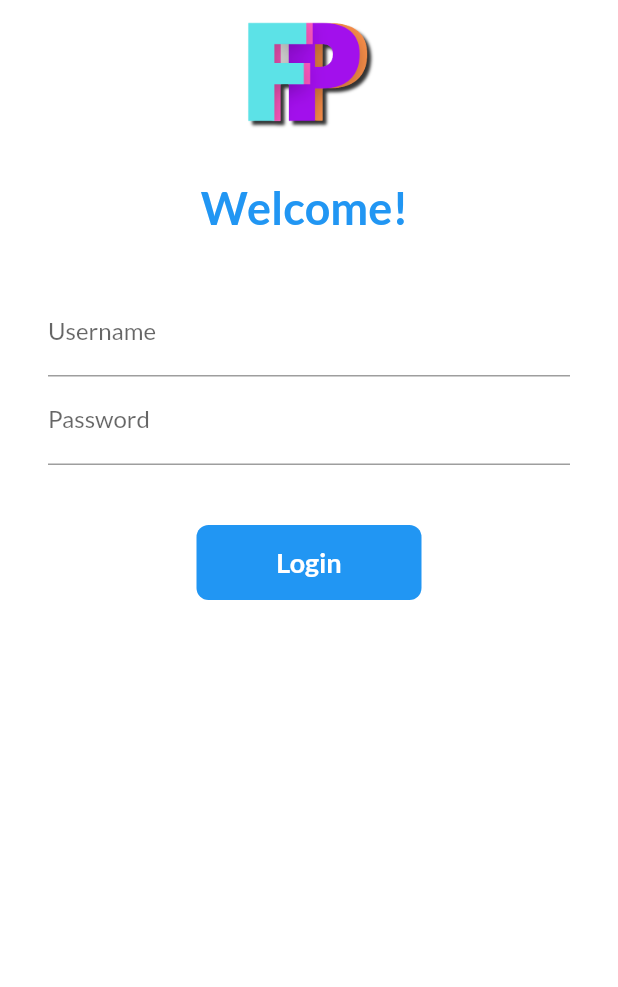
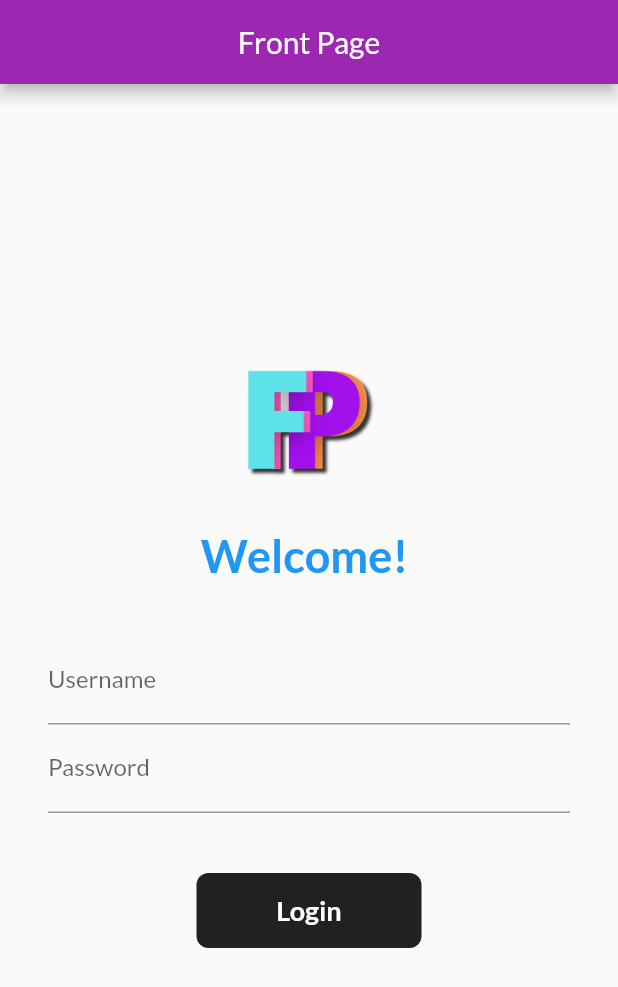
Before and after one commit to punitpalial/flutterpractice, a Flutter app: the screen it shows after launch, on a phone screen of 412 x 824 dp. Shown: the top 987 px of the screen. Run offline on Flutter 3.47's test engine with Material 2 defaults, Android fonts, the phone set to English and light mode, and no system bars; our stand-ins replace google_fonts.

Commit message:
day8completed

```diff
--- a/lib/pages/loginpage.dart
+++ b/lib/pages/loginpage.dart
@@ -10,11 +10,34 @@
   String name = "";
   bool changeButton = false;
 
+  final _formKey = GlobalKey<FormState>();
+
+  moveToHome(BuildContext context) async {
+    if (_formKey.currentState!.validate()) {
+      setState(() {
+        changeButton = true;
+      });
+
+      await Future.delayed(Duration(milliseconds: 420));
+      await Navigator.pushNamed(context, MyRoutes.homeRoute);
+      setState(() {
+        changeButton = false;
+      });
+    }
+  }
+
   @override
   Widget build(BuildContext context) {
-    return Material(
-      color: Colors.white,
+    return Scaffold(
+      appBar: AppBar(
+        title: Text("Front Page"),
+        centerTitle: true,
+      ),
+      //color: Colors.white,
+      body: Center(
         child: SingleChildScrollView(
+          child: Form(
+            key: _formKey,
             child: Column(
               children: [
                 Image.asset(
@@ -37,8 +60,8 @@
                   height: 20.0,
                 ),
                 Padding(
-              padding:
-                  const EdgeInsets.symmetric(vertical: 16.0, horizontal: 32.0),
+                  padding: const EdgeInsets.symmetric(
+                      vertical: 16.0, horizontal: 32.0),
                   child: Column(
                     children: [
                       TextFormField(
@@ -46,6 +69,13 @@
                           hintText: "Enter Username",
                           labelText: "Username",
                         ),
+                        validator: (value) {
+                          if (value!.isEmpty) {
+                            return "Username cannot be empty";
+                          }
+
+                          return null;
+                        },
                         onChanged: (value) {
                           name = value;
                           setState(() {});
@@ -57,20 +87,25 @@
                           hintText: "Enter Password",
                           labelText: "Password",
                         ),
+                        validator: (value) {
+                          if (value!.isEmpty) {
+                            return "Password cannot be empty";
+                          } else if (value.length < 6) {
+                            return "Password length should be atleast 6";
+                          }
+
+                          return null;
+                        },
                       ),
                       SizedBox(
                         height: 40.0,
                       ),
-
-                  InkWell(
-                    onTap: () async {
-                      setState(() {
-                        changeButton = true;
-                      });
-
-                      await Future.delayed(Duration(milliseconds: 420));
-                      Navigator.pushNamed(context, MyRoutes.homeRoute);
-                    },
+                      Material(
+                        color: Colors.black87,
+                        borderRadius:
+                            BorderRadius.circular(changeButton ? 50 : 8),
+                        child: InkWell(
+                          onTap: () => moveToHome(context),
                           child: AnimatedContainer(
                             duration: Duration(milliseconds: 400),
                             width: changeButton ? 50 : 150,
@@ -88,29 +123,17 @@
                                         fontWeight: FontWeight.bold,
                                         fontSize: 18),
                                   ),
-                      decoration: BoxDecoration(
-                        color: Colors.blue,
-                        // shape:
-                        //     changeButton ? BoxShape.circle : BoxShape.rectangle,
-                        borderRadius:
-                            BorderRadius.circular(changeButton ? 50 : 8),
                           ),
                         ),
                       ),
-
-                  // ElevatedButton(
-                  //   child: Text('Login'),
-                  //   style: TextButton.styleFrom(minimumSize: Size(150, 40)),
-                  //   onPressed: () {
-                  //     Navigator.pushNamed(context, MyRoutes.homeRoute);
-                  //   },
-                  // ),
                     ],
                   ),
                 )
               ],
             ),
           ),
+        ),
+      ),
     );
   }
 }
```
Lines whose indentation alone changed are shown as unchanged.
